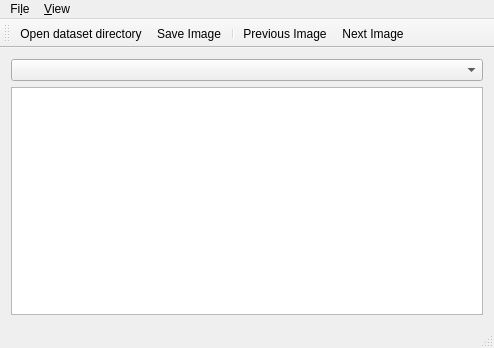
First picture: the form in mainwindow.ui, repository kwon-young/Qt-corrector, before the edit.
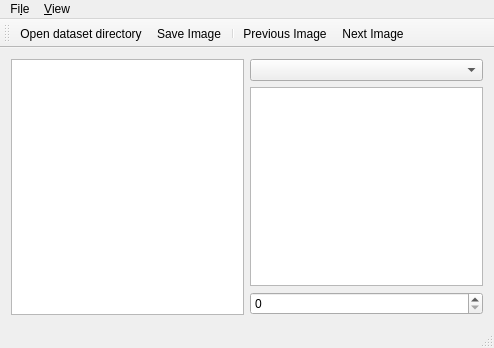
Second picture: the form after the edit.

Commit message: added spinbox and listview

The edit to the form file:
```diff
--- a/mainwindow.ui
+++ b/mainwindow.ui
@@ -15,15 +15,21 @@
   </property>
   <widget class="QWidget" name="centralWidget">
    <layout class="QGridLayout" name="gridLayout">
-    <item row="1" column="0">
+    <item row="0" column="1">
+     <widget class="QComboBox" name="classComboBox"/>
+    </item>
+    <item row="1" column="1">
      <widget class="QGraphicsView" name="graphicsView">
       <property name="mouseTracking">
        <bool>true</bool>
       </property>
      </widget>
     </item>
-    <item row="0" column="0">
-     <widget class="QComboBox" name="classComboBox"/>
+    <item row="2" column="1">
+     <widget class="QSpinBox" name="indexSpinBox"/>
+    </item>
+    <item row="0" column="0" rowspan="3">
+     <widget class="QListView" name="imgListView"/>
     </item>
    </layout>
   </widget>
```
Left out of the diff: 23 changed lines with no effect on the pictures. The commit also changes 4 other files.
